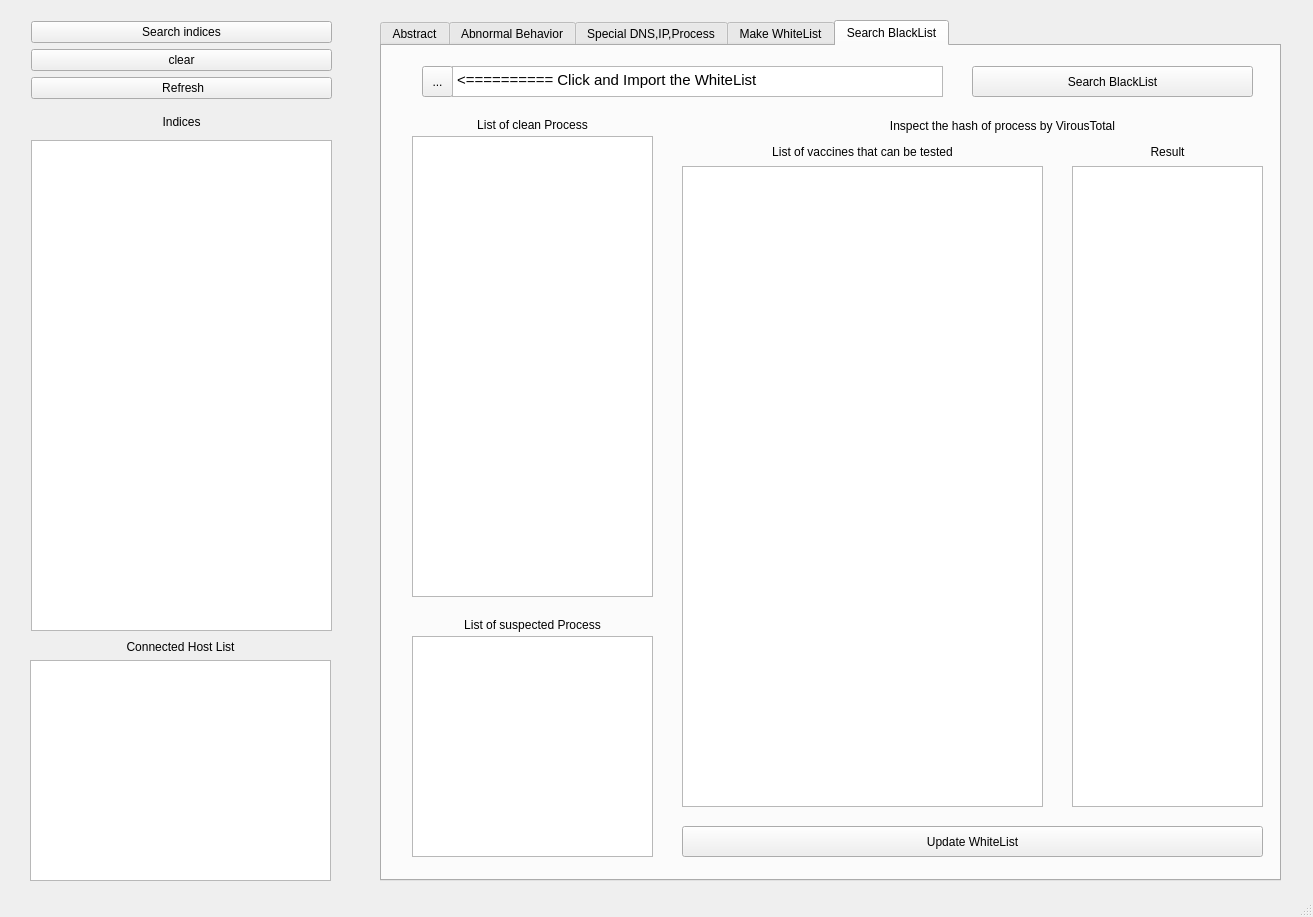
Old version of the form SeokMin.ui in the repository leesk212/Sysmon-ELK-Stack_with-viroustotal_API.
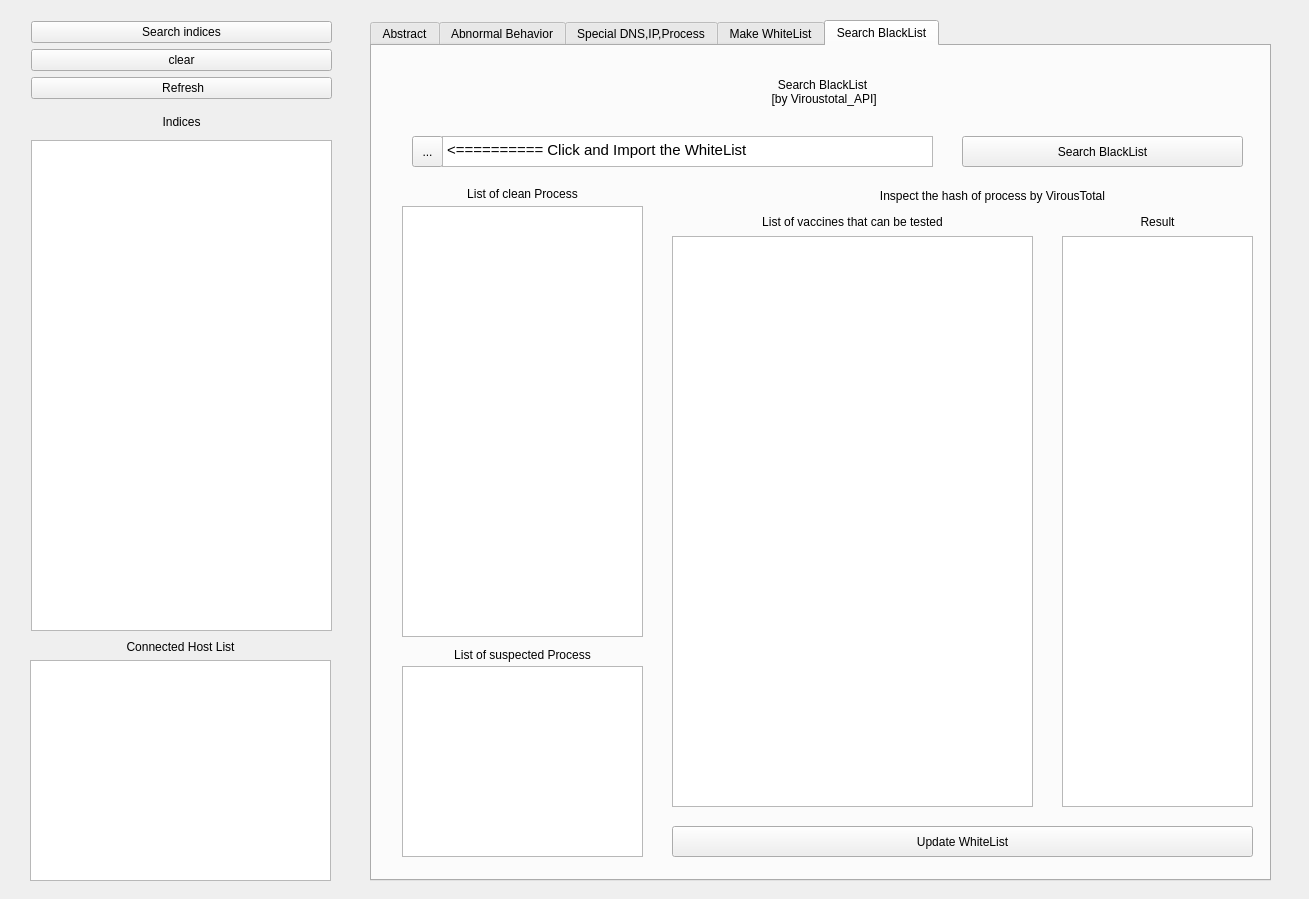
New version of the form. The open tabs and pages were chosen to show the change.

What changed in the file:
```diff
--- a/SeokMin.ui
+++ b/SeokMin.ui
@@ -6,8 +6,8 @@
    <rect>
     <x>0</x>
     <y>0</y>
-    <width>1313</width>
-    <height>917</height>
+    <width>1309</width>
+    <height>899</height>
    </rect>
   </property>
   <property name="windowTitle">
@@ -17,7 +17,7 @@
    <widget class="QTabWidget" name="tabWidget">
     <property name="geometry">
      <rect>
-      <x>380</x>
+      <x>370</x>
       <y>20</y>
       <width>901</width>
       <height>861</height>
@@ -678,7 +678,7 @@
       <property name="geometry">
        <rect>
         <x>40</x>
-        <y>20</y>
+        <y>90</y>
         <width>31</width>
         <height>31</height>
        </rect>
@@ -691,7 +691,7 @@
       <property name="geometry">
        <rect>
         <x>70</x>
-        <y>20</y>
+        <y>90</y>
         <width>491</width>
         <height>31</height>
        </rect>
@@ -708,7 +708,7 @@
       <property name="geometry">
        <rect>
         <x>590</x>
-        <y>20</y>
+        <y>90</y>
         <width>281</width>
         <height>31</height>
        </rect>
@@ -721,7 +721,7 @@
       <property name="geometry">
        <rect>
         <x>440</x>
-        <y>70</y>
+        <y>140</y>
         <width>361</width>
         <height>20</height>
        </rect>
@@ -736,9 +736,9 @@
      <widget class="QLabel" name="label_19">
       <property name="geometry">
        <rect>
-        <x>50</x>
-        <y>570</y>
-        <width>201</width>
+        <x>30</x>
+        <y>600</y>
+        <width>241</width>
         <height>17</height>
        </rect>
       </property>
@@ -753,9 +753,9 @@
       <property name="geometry">
        <rect>
         <x>30</x>
-        <y>590</y>
+        <y>620</y>
         <width>241</width>
-        <height>221</height>
+        <height>191</height>
        </rect>
       </property>
       <property name="font">
@@ -768,10 +768,10 @@
      <widget class="QLabel" name="label_20">
       <property name="geometry">
        <rect>
-        <x>50</x>
-        <y>70</y>
-        <width>201</width>
-        <height>17</height>
+        <x>30</x>
+        <y>140</y>
+        <width>241</width>
+        <height>16</height>
        </rect>
       </property>
       <property name="text">
@@ -785,9 +785,9 @@
       <property name="geometry">
        <rect>
         <x>30</x>
-        <y>90</y>
+        <y>160</y>
         <width>241</width>
-        <height>461</height>
+        <height>431</height>
        </rect>
       </property>
       <property name="font">
@@ -801,9 +801,9 @@
       <property name="geometry">
        <rect>
         <x>300</x>
-        <y>120</y>
+        <y>190</y>
         <width>361</width>
-        <height>641</height>
+        <height>571</height>
        </rect>
       </property>
       <property name="sizePolicy">
@@ -838,7 +838,7 @@
       <property name="geometry">
        <rect>
         <x>360</x>
-        <y>90</y>
+        <y>160</y>
         <width>241</width>
         <height>31</height>
        </rect>
@@ -854,9 +854,9 @@
       <property name="geometry">
        <rect>
         <x>690</x>
-        <y>120</y>
+        <y>190</y>
         <width>191</width>
-        <height>641</height>
+        <height>571</height>
        </rect>
       </property>
       <property name="sizePolicy">
@@ -891,7 +891,7 @@
       <property name="geometry">
        <rect>
         <x>690</x>
-        <y>90</y>
+        <y>160</y>
         <width>191</width>
         <height>31</height>
        </rect>
@@ -916,6 +916,23 @@
        <string>Update WhiteList</string>
       </property>
      </widget>
+     <widget class="QLabel" name="label_31">
+      <property name="geometry">
+       <rect>
+        <x>40</x>
+        <y>20</y>
+        <width>821</width>
+        <height>51</height>
+       </rect>
+      </property>
+      <property name="text">
+       <string>Search BlackList 
+ [by Viroustotal_API]</string>
+      </property>
+      <property name="alignment">
+       <set>Qt::AlignCenter</set>
+      </property>
+     </widget>
     </widget>
    </widget>
    <widget class="QListWidget" name="all_indices_view">
@@ -1029,7 +1046,6 @@
    <zorder>layoutWidget</zorder>
    <zorder>tabWidget</zorder>
   </widget>
-  <widget class="QStatusBar" name="statusbar"/>
   <action name="actionAsdfasd">
    <property name="text">
     <string>asdfasd</string>
```
Left out of the diff: 44 changed lines with no effect on the pictures.
